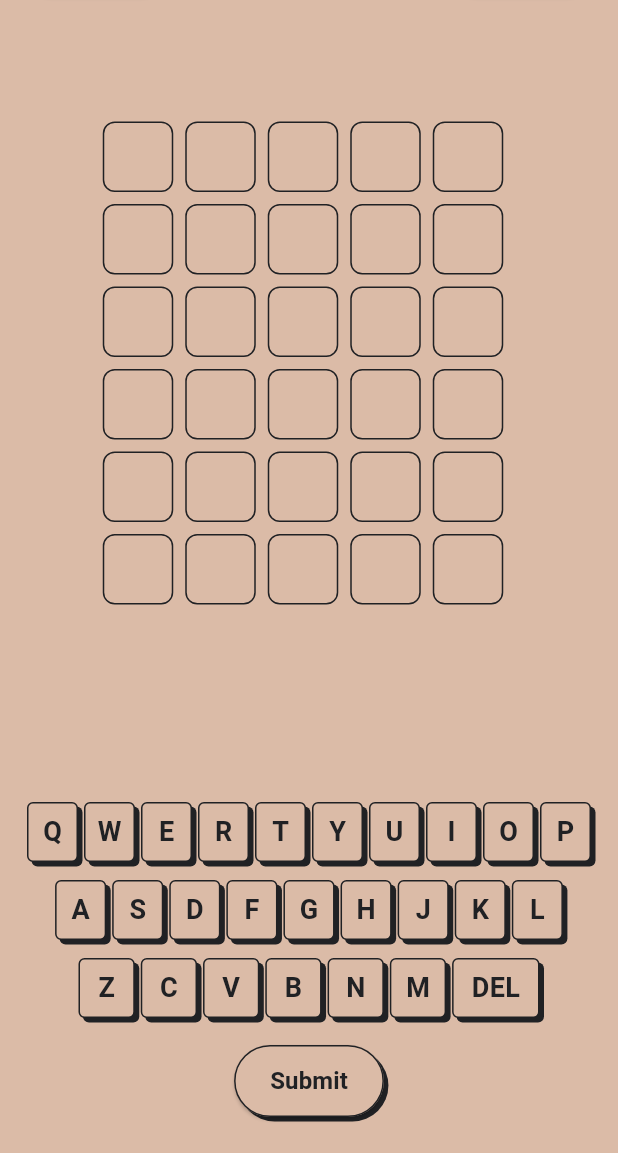
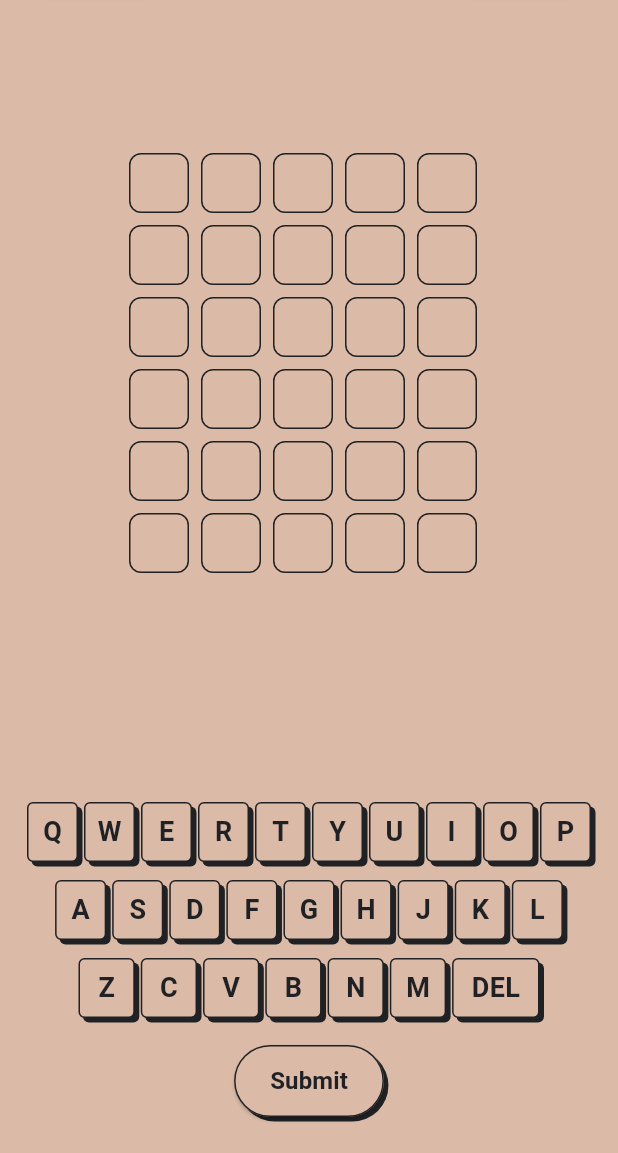
Before and after one commit to danielfayo/suffix, a Flutter app: the GameScreen screen opened directly, on a phone screen of 412 x 824 dp, the part 83-1236 px from its top. Run offline on Flutter 3.47's test engine with Material 3 defaults, Android fonts, the phone set to English and light mode, and no system bars; our stand-ins replace device_preview, flutter_svg, google_fonts, page_transition.

Commit message:
update: letter box size

```diff
--- a/lib/views/home/widget/guess_words.dart
+++ b/lib/views/home/widget/guess_words.dart
@@ -29,8 +29,8 @@ class WordRow extends StatelessWidget {
 
   @override
   Widget build(BuildContext context) {
-    double boxSize = (MediaQuery.of(context).size.width / 7).clamp(40, 47);
-
+    double boxSize = ((MediaQuery.of(context).size.width / 7)-(16*2)).clamp(40, 47);
+    print(boxSize);
     return Padding(
       padding: const EdgeInsets.only(bottom: 8),
       child: Row(
```
Also changed, not shown: lib/views/home/widget/how_to_play.dart (+8 -2 lines), pubspec.lock, 1 other file.
